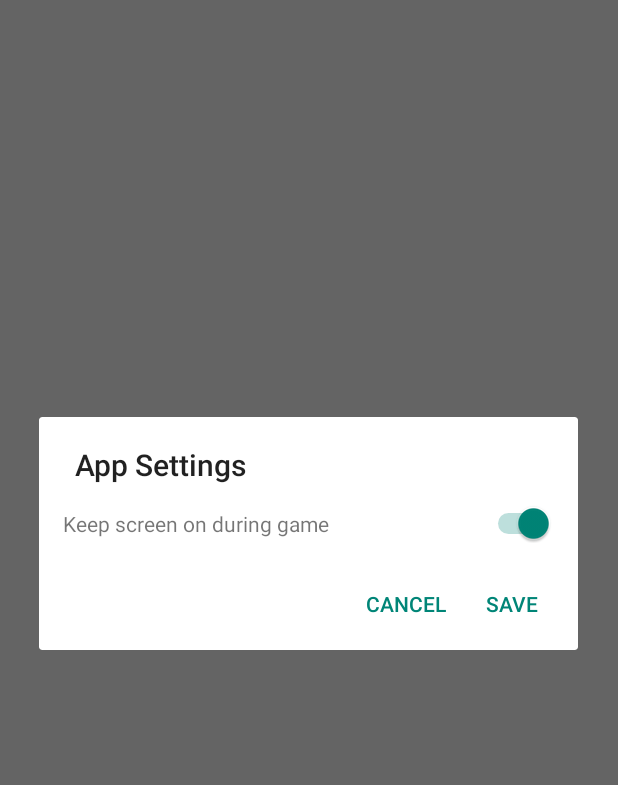
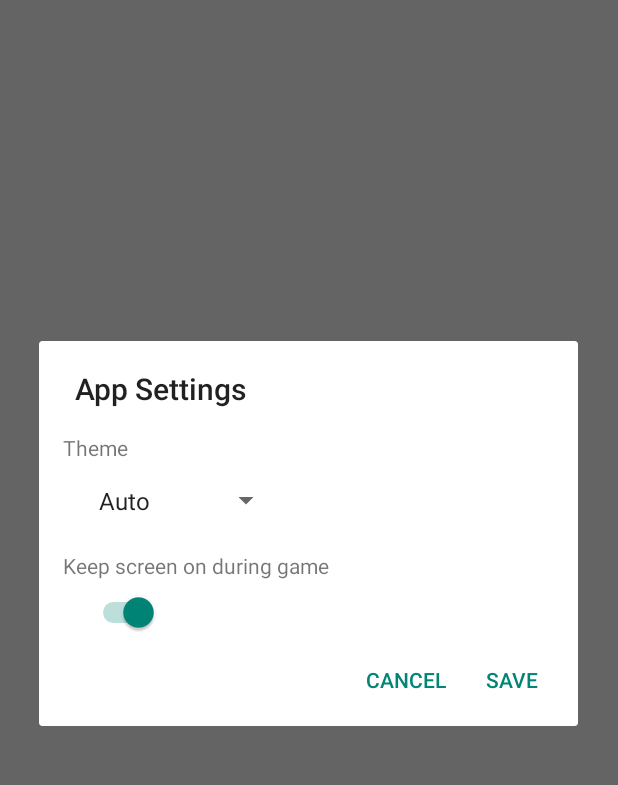
Before and after one commit to NaxHPL/RiichiCompanion, an Android app: the screen it shows after launch (MainActivity), in the options menu, after a tap on "Settings", on a phone screen of 412 x 824 dp, the part 84-869 px from its top. Run offline under Robolectric (Android 15) with nearby library versions, the phone set to English and light mode, and no system bars.

Commit message:
Can now change between three themes: Auto, Light, Dark

```diff
--- a/RiichiCompanion/app/src/main/java/com/example/riichicompanion/AppSettingsDialog.java
+++ b/RiichiCompanion/app/src/main/java/com/example/riichicompanion/AppSettingsDialog.java
@@ -5,6 +5,7 @@ import android.content.Context;
 import android.os.Bundle;
 import android.view.LayoutInflater;
 import android.view.View;
+import android.widget.Spinner;
 import android.widget.Switch;
 
 import androidx.annotation.NonNull;
@@ -15,6 +16,7 @@ import androidx.appcompat.app.AppCompatDialogFragment;
 public class AppSettingsDialog extends AppCompatDialogFragment {
 
     private Switch switchKeepScreenOn;
+    private Spinner spinTheme;
 
     @NonNull
     @Override
@@ -36,9 +38,25 @@ public class AppSettingsDialog extends AppCompatDialogFragment {
     private void initializeViews(View view) {
         switchKeepScreenOn = view.findViewById(R.id.switchKeepScreenOn);
         switchKeepScreenOn.setChecked(PersistentStorage.getKeepScreenOn(view.getContext()));
+
+        spinTheme = view.findViewById(R.id.spinTheme);
+        spinTheme.setSelection(PersistentStorage.getThemeOption(view.getContext()).ordinal());
     }
 
     private void saveSettings(Context context) {
         PersistentStorage.saveKeepScreenOn(context, switchKeepScreenOn.isChecked());
+
+        ThemeOption oldTheme = PersistentStorage.getThemeOption(context);
+        ThemeOption newTheme = ThemeOption.valueOf(spinTheme.getSelectedItem().toString());
+
+        if (newTheme != oldTheme) {
+            PersistentStorage.saveThemeOption(context, newTheme);
+
+            AlertDialog.Builder builder = new AlertDialog.Builder(context);
+            builder.setMessage("Please restart the app to apply the theme change.")
+                   .setPositiveButton("Got it", ((dialog, which) -> {}));
+
+            builder.create().show();
+        }
     }
 }
--- a/RiichiCompanion/app/src/main/java/com/example/riichicompanion/CreateGameActivity.java
+++ b/RiichiCompanion/app/src/main/java/com/example/riichicompanion/CreateGameActivity.java
@@ -36,6 +36,7 @@ public class CreateGameActivity extends AppCompatActivity {
 
     @Override
     protected void onCreate(Bundle savedInstanceState) {
+        setTheme(PersistentStorage.getThemeOption(this).getThemeId());
         super.onCreate(savedInstanceState);
         setContentView(R.layout.activity_create_game);
         setSupportActionBar(findViewById(R.id.toolbarCreateGameActivity));
--- a/RiichiCompanion/app/src/main/java/com/example/riichicompanion/MainActivity.java
+++ b/RiichiCompanion/app/src/main/java/com/example/riichicompanion/MainActivity.java
@@ -29,6 +29,7 @@ public class MainActivity extends AppCompatActivity {
 
     @Override
     protected void onCreate(Bundle savedInstanceState) {
+        setTheme(PersistentStorage.getThemeOption(this).getThemeId());
         super.onCreate(savedInstanceState);
         setContentView(R.layout.activity_main);
         setSupportActionBar(findViewById(R.id.toolbarMainActivity));
@@ -86,14 +87,6 @@ public class MainActivity extends AppCompatActivity {
         return super.onOptionsItemSelected(item);
     }
 
-//    @Override
-//    protected void onApplyThemeResource(Resources.Theme theme, int resid, boolean first) {
-//        super.onApplyThemeResource(theme, resid, first);
-//
-//        if (ivOngoingGameRoundWind != null)
-//            ivOngoingGameRoundWind.setImageDrawable(ongoingGame.getPrevalentWind().getImage(this));
-//    }
-
     private void openSettings() {
         AppSettingsDialog dialog = new AppSettingsDialog();
         dialog.show(getSupportFragmentManager(), "app_settings_dialog");
--- a/RiichiCompanion/app/src/main/java/com/example/riichicompanion/PersistentStorage.java
+++ b/RiichiCompanion/app/src/main/java/com/example/riichicompanion/PersistentStorage.java
@@ -4,7 +4,6 @@ import android.content.Context;
 import android.content.SharedPreferences;
 
 import com.google.gson.Gson;
-import com.google.gson.JsonSyntaxException;
 
 public class PersistentStorage {
 
@@ -49,4 +48,17 @@ public class PersistentStorage {
         SharedPreferences prefs = context.getSharedPreferences(context.getString(R.string.settings_file_name), Context.MODE_PRIVATE);
         return prefs.getBoolean(context.getString(R.string.keep_screen_on_key), true);
     }
+
+    public static void saveThemeOption(Context context, ThemeOption theme) {
+        context.getSharedPreferences(context.getString(R.string.settings_file_name), Context.MODE_PRIVATE)
+            .edit()
+            .putString(context.getString(R.string.theme_option_key), theme.toString())
+            .apply();
+    }
+
+    public static ThemeOption getThemeOption(Context context) {
+            SharedPreferences prefs = context.getSharedPreferences(context.getString(R.string.settings_file_name), Context.MODE_PRIVATE);
+            String strTheme = prefs.getString(context.getString(R.string.theme_option_key), "Auto");
+            return ThemeOption.valueOf(strTheme);
+    }
 }
--- a/RiichiCompanion/app/src/main/java/com/example/riichicompanion/ScoreTrackerActivity.java
+++ b/RiichiCompanion/app/src/main/java/com/example/riichicompanion/ScoreTrackerActivity.java
@@ -365,6 +365,7 @@ public class ScoreTrackerActivity extends AppCompatActivity implements HandScore
 
     @Override
     protected void onCreate(Bundle savedInstanceState) {
+        setTheme(PersistentStorage.getThemeOption(this).getThemeId());
         super.onCreate(savedInstanceState);
         setContentView(R.layout.activity_score_tracker);
         setSupportActionBar(findViewById(R.id.toolbarScoreTrackerActivity));
--- /dev/null
+++ b/RiichiCompanion/app/src/main/java/com/example/riichicompanion/ThemeOption.java
@@ -0,0 +1,24 @@
+package com.example.riichicompanion;
+
+public enum ThemeOption {
+    Auto {
+        @Override
+        public int getThemeId() {
+            return R.style.Theme_AppCompat_DayNight_NoActionBar;
+        }
+    },
+    Light {
+        @Override
+        public int getThemeId() {
+            return R.style.Theme_AppCompat_Light_NoActionBar;
+        }
+    },
+    Dark {
+        @Override
+        public int getThemeId() {
+            return R.style.Theme_AppCompat_NoActionBar;
+        }
+    };
+
+    public abstract int getThemeId();
+}
--- a/RiichiCompanion/app/src/main/res/layout/dialog_app_settings.xml
+++ b/RiichiCompanion/app/src/main/res/layout/dialog_app_settings.xml
@@ -14,13 +14,34 @@
         android:layout_marginTop="16dp"
         android:text="Keep screen on during game"
         app:layout_constraintStart_toStartOf="parent"
-        app:layout_constraintTop_toTopOf="parent" />
+        app:layout_constraintTop_toBottomOf="@+id/spinTheme" />
 
     <Switch
         android:id="@+id/switchKeepScreenOn"
         android:layout_width="wrap_content"
         android:layout_height="wrap_content"
-        android:layout_marginEnd="16dp"
-        app:layout_constraintBaseline_toBaselineOf="@+id/tvKeepScreenOn"
-        app:layout_constraintEnd_toEndOf="parent" />
+        android:layout_marginStart="32dp"
+        android:layout_marginTop="8dp"
+        app:layout_constraintStart_toStartOf="parent"
+        app:layout_constraintTop_toBottomOf="@+id/tvKeepScreenOn" />
+
+    <TextView
+        android:id="@+id/tvTheme"
+        android:layout_width="wrap_content"
+        android:layout_height="wrap_content"
+        android:layout_marginStart="16dp"
+        android:layout_marginTop="16dp"
+        android:text="Theme"
+        app:layout_constraintStart_toStartOf="parent"
+        app:layout_constraintTop_toTopOf="parent" />
+
+    <Spinner
+        android:id="@+id/spinTheme"
+        android:layout_width="130dp"
+        android:layout_height="35dp"
+        android:layout_marginStart="32dp"
+        android:layout_marginTop="8dp"
+        android:entries="@array/themes"
+        app:layout_constraintStart_toStartOf="parent"
+        app:layout_constraintTop_toBottomOf="@+id/tvTheme" />
 </androidx.constraintlayout.widget.ConstraintLayout>
--- a/RiichiCompanion/app/src/main/res/values/strings.xml
+++ b/RiichiCompanion/app/src/main/res/values/strings.xml
@@ -13,8 +13,14 @@
     <string name="keep_screen_on_key">com.example.riichicompanion.KEEP_SCREEN_ON</string>
     <string name="app_settings_dialog_title">App Settings</string>
     <string name="save">Save</string>
+    <string name="theme_option_key">com.example.riichicompanion.THEME_KEY</string>
     <string-array name="game_length_types">
         <item>Hanchan</item>
         <item>Tonpuusen</item>
     </string-array>
+    <string-array name="themes">
+        <item>Auto</item>
+        <item>Light</item>
+        <item>Dark</item>
+    </string-array>
 </resources>
```
Also changed, not shown: RiichiCompanion/app/src/main/java/com/example/riichicompanion/Wind.java (+32 -2 lines).
